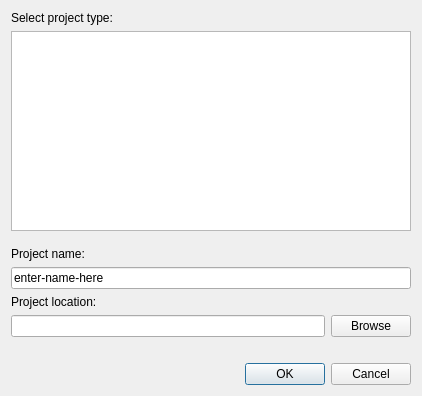
This is trunk/Tools/EGEEditor/ui/newproject.ui in EnmaniacSoftware/ege as Qt 5 draws it before an edit. The edited form follows.
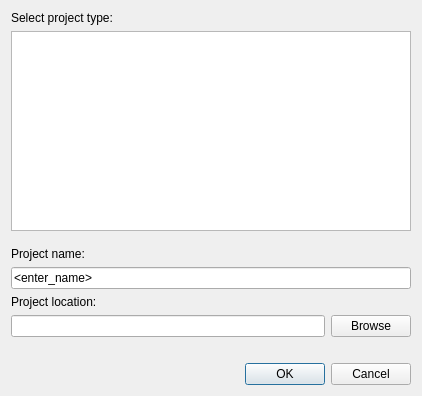
This is the edited form.

```diff
--- a/trunk/Tools/EGEEditor/ui/newproject.ui
+++ b/trunk/Tools/EGEEditor/ui/newproject.ui
@@ -77,7 +77,7 @@
      <item>
       <widget class="QLineEdit" name="projectName">
        <property name="text">
-        <string>enter-name-here</string>
+        <string>&lt;enter_name&gt;</string>
        </property>
       </widget>
      </item>
```
